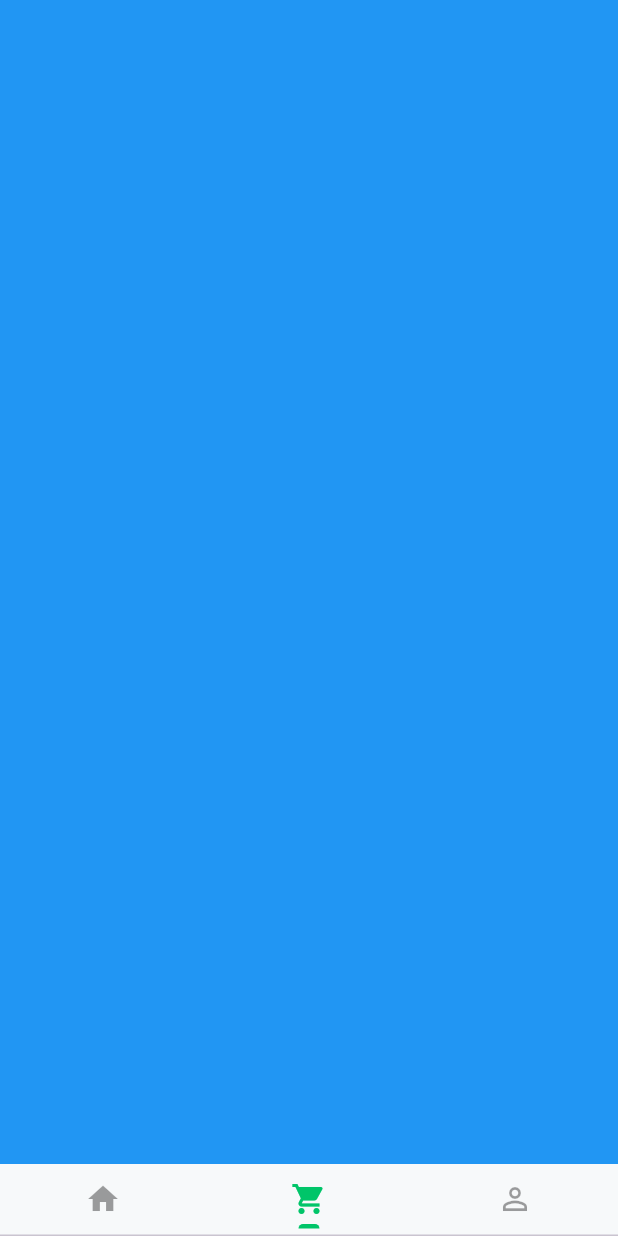
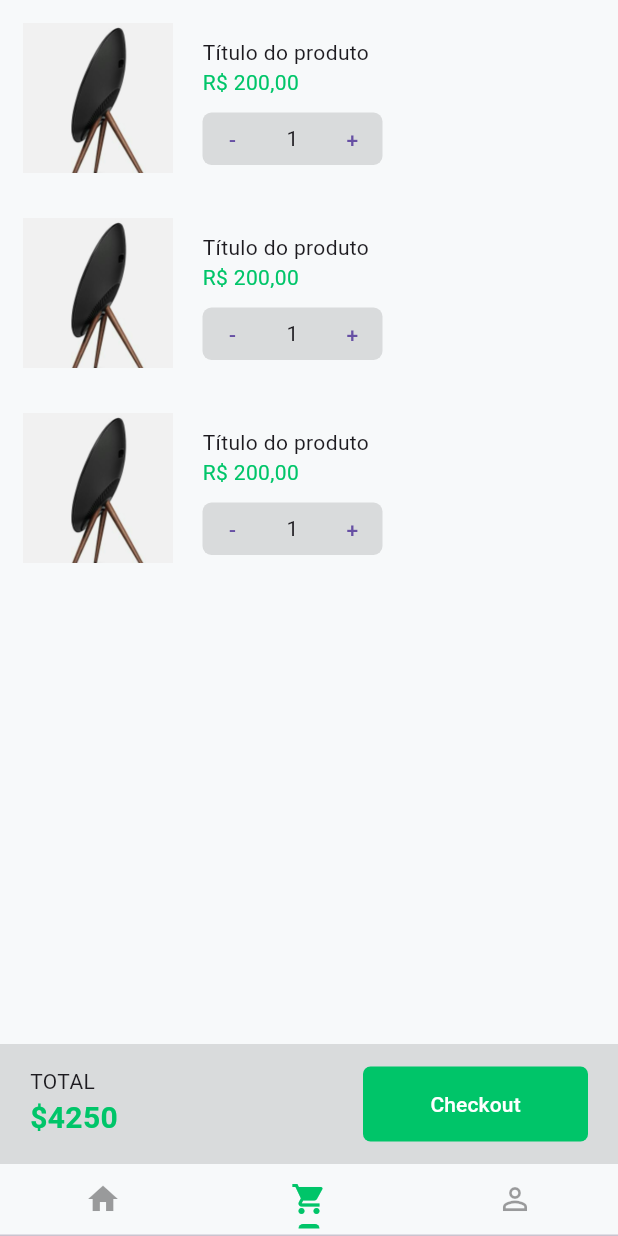
Before and after one commit to claylton/two_go_flutter_challenge, a Flutter app: the screen it shows after launch, item 2 of the bottom bar chosen, on a phone screen of 412 x 824 dp. Run offline on Flutter 3.47's test engine with Material 3 defaults, Android fonts, the phone set to English and light mode, and no system bars.

Commit message:
✨ feat: Create cart item

```diff
--- /dev/null
+++ b/lib/ui/pages/cart_page.dart
@@ -0,0 +1,147 @@
+import 'package:flutter/material.dart';
+import 'package:intl/intl.dart';
+import 'package:two_go_flutter_challenge/ui/themes/app_colors_theme.dart';
+
+class CartPage extends StatelessWidget {
+  const CartPage({super.key});
+
+  @override
+  Widget build(BuildContext context) {
+    return Scaffold(
+      body: Column(
+        mainAxisAlignment: MainAxisAlignment.spaceBetween,
+        children: [
+          Expanded(
+            child: Container(
+              child: productList(context),
+            ),
+          ),
+          Container(
+            height: 80,
+            color: Colors.black12,
+            child: Row(
+              mainAxisAlignment: MainAxisAlignment.spaceBetween,
+              children: [
+                const Padding(
+                  padding: EdgeInsets.only(left: 20, top: 15),
+                  child: Column(
+                    crossAxisAlignment: CrossAxisAlignment.start,
+                    children: [
+                      Text(
+                        "TOTAL",
+                      ),
+                      Text(
+                        "\$4250",
+                        style: TextStyle(
+                          color: AppColorsTheme.primaryColor,
+                          fontWeight: FontWeight.bold,
+                          fontSize: 20,
+                        ),
+                      )
+                    ],
+                  ),
+                ),
+                Container(
+                  height: 50,
+                  width: 150,
+                  decoration: BoxDecoration(color: AppColorsTheme.primaryColor, borderRadius: BorderRadius.circular(5)),
+                  margin: const EdgeInsets.only(right: 20),
+                  child: TextButton(
+                      onPressed: () {},
+                      child: const Text(
+                        "Checkout",
+                        style: TextStyle(
+                          color: AppColorsTheme.whiteColor,
+                        ),
+                      )),
+                )
+              ],
+            ),
+          ),
+        ],
+      ),
+    );
+  }
+}
+
+Widget productList(BuildContext context) {
+  return ListView(children: [
+    productItem(context),
+    productItem(context),
+    productItem(context),
+  ]);
+}
+
+Widget productItem(BuildContext context) {
+  final priceFormat = NumberFormat('#,##0.00', 'pt_BR');
+
+  return Container(
+    height: 120,
+    margin: const EdgeInsets.all(5),
+    child: Row(
+      children: [
+        Container(
+          width: 100,
+          height: 100,
+          margin:const  EdgeInsets.all(10),
+          child: Image.asset(
+            "assets/product-1.png",
+            fit: BoxFit.fitWidth,
+          ),
+        ),
+        Padding(
+          padding: const EdgeInsets.only(
+            top: 20,
+            left: 10,
+          ),
+          child: Column(
+            crossAxisAlignment: CrossAxisAlignment.start,
+            children: [
+              const Text("Título do produto"),
+              Text(
+                "R\$ ${priceFormat.format(200)}",
+                style: const TextStyle(
+                  color: AppColorsTheme.primaryColor,
+                ),
+              ),
+              const SizedBox(height: 10),
+              Container(
+                height: 35,
+                width: 120,
+                decoration: BoxDecoration(
+                  color: Colors.black12,
+                  borderRadius: BorderRadius.circular(6),
+                ),
+                child: Row(
+                  children: [
+                    Container(
+                      width: 40,
+                      alignment: Alignment.center,
+                      child: TextButton(
+                        onPressed: () {},
+                        child: const Text("-", textAlign: TextAlign.center),
+                      ),
+                    ),
+                    Container(
+                      width: 40,
+                      alignment: Alignment.center,
+                      child: const Text("1"),
+                    ),
+                    Container(
+                      width: 40,
+                      alignment: Alignment.center,
+                      child: TextButton(
+                        onPressed: () {},
+                        child: const Text("+", textAlign: TextAlign.center),
+                      ),
+                    ),
+                  ],
+                ),
+              ),
+            ],
+          ),
+        )
+      ],
+    ),
+  );
+}
--- a/lib/ui/pages/tabs_page.dart
+++ b/lib/ui/pages/tabs_page.dart
@@ -1,4 +1,5 @@
 import 'package:flutter/material.dart';
+import 'package:two_go_flutter_challenge/ui/pages/cart_page.dart';
 import 'package:two_go_flutter_challenge/ui/themes/app_colors_theme.dart';
 import 'home_page.dart';
 
@@ -11,8 +12,8 @@ class TabsPage extends StatelessWidget {
       body: TabBarView(
         children: [
           const HomePage(),
+          const CartPage(),
           Container(color: Colors.blue),
-          Container(color: Colors.blueGrey),
         ],
       ),
       bottomNavigationBar: const TabBar(
```
Also changed, not shown: lib/ui/widgets/product/product_item_widget.dart (+5 -8 lines).
